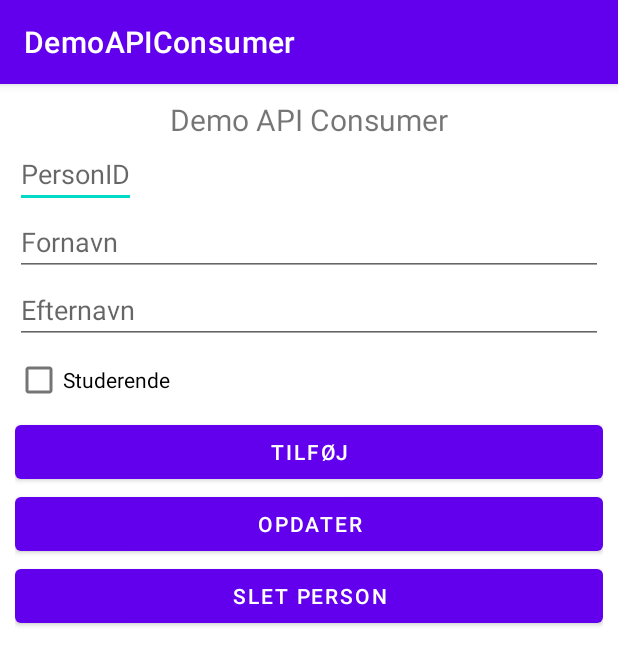
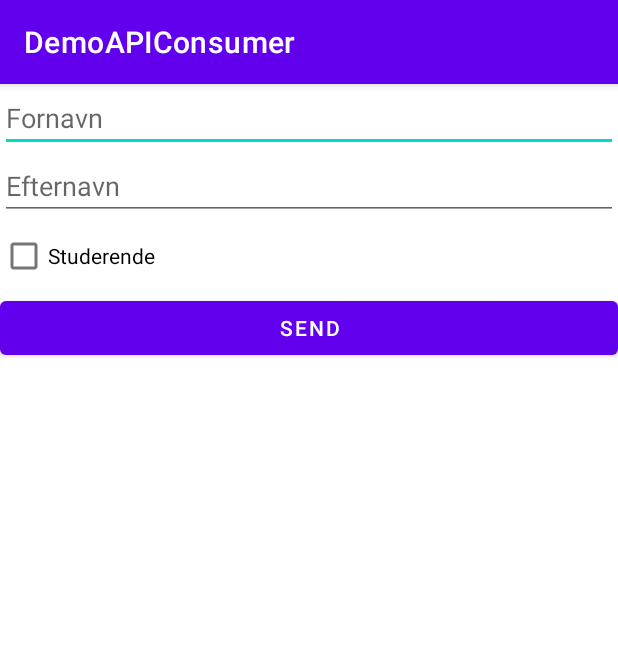
Before and after one commit to psl-tec-dk/DemoAPIConsumer, an Android app: the screen it shows after launch (MainActivity before the commit, AddActivity after it), after a tap on "TILFØJ", on a phone screen of 412 x 824 dp. Shown: the top 665 px of the screen. Run offline under Robolectric (Android 15) with nearby library versions, the phone set to English and light mode, and no system bars; our stand-ins replace Volley; network calls fail.

Commit message:
Finished Crud

```diff
--- a/app/build.gradle
+++ b/app/build.gradle
@@ -28,6 +28,7 @@ android {
 }
 
 dependencies {
+    implementation 'com.google.code.gson:gson:2.9.0'
     implementation 'com.android.volley:volley:1.2.1'
     implementation 'androidx.appcompat:appcompat:1.4.1'
     implementation 'com.google.android.material:material:1.6.0'
--- /dev/null
+++ b/app/src/main/java/tec/psl/demoapiconsumer/AddActivity.java
@@ -0,0 +1,67 @@
+package tec.psl.demoapiconsumer;
+
+import androidx.appcompat.app.AppCompatActivity;
+
+import android.os.Bundle;
+import android.util.Log;
+import android.view.View;
+import android.widget.Button;
+import android.widget.CheckBox;
+import android.widget.EditText;
+
+import org.json.JSONArray;
+import org.json.JSONException;
+import org.json.JSONObject;
+
+import tec.psl.demoapiconsumer.DataService.DataListener;
+import tec.psl.demoapiconsumer.DataService.Dataservice;
+
+public class AddActivity extends AppCompatActivity {
+
+    private EditText etFirstName, etLastName;
+    private CheckBox chkStudent;
+    private Button btnSend;
+
+    @Override
+    protected void onCreate(Bundle savedInstanceState) {
+        super.onCreate(savedInstanceState);
+        setContentView(R.layout.activity_add);
+
+        etFirstName = findViewById(R.id.etFirstName);
+        etLastName = findViewById(R.id.etLastName);
+        chkStudent = findViewById(R.id.chkStudent);
+        btnSend = findViewById(R.id.btnSend);
+        Dataservice dataservice = new Dataservice(this);
+
+        btnSend.setOnClickListener(new View.OnClickListener() {
+            @Override
+            public void onClick(View view) {
+                JSONObject json = new JSONObject();
+                try {
+                    json.put("firstName", etFirstName.getText().toString());
+                    json.put("lastName", etLastName.getText().toString());
+                    json.put("student", chkStudent.isChecked());
+                    dataservice.registerPerson(json, new DataListener() {
+                        @Override
+                        public void onDataReady(JSONArray jsonArray) { }
+
+                        @Override
+                        public void onDataReady(JSONObject jsonObject) {
+                            setResult(Constants.RESULT_ADD);
+                            finish();
+                        }
+
+                        @Override
+                        public void onFailure(String err) {
+                            Log.d("PSL_LOG", err);
+                        }
+                    });
+                }
+                catch (JSONException e) {
+                    Log.d("PSL_LOG", e.getMessage());
+                }
+            }
+        });
+
+    }
+}
--- /dev/null
+++ b/app/src/main/java/tec/psl/demoapiconsumer/Constants.java
@@ -0,0 +1,6 @@
+package tec.psl.demoapiconsumer;
+
+public class Constants {
+    public static final int RESULT_ADD = 100;
+    public static final int RESULT_EDIT = 200;
+}
--- a/app/src/main/java/tec/psl/demoapiconsumer/MainActivity.java
+++ b/app/src/main/java/tec/psl/demoapiconsumer/MainActivity.java
@@ -1,29 +1,42 @@
 package tec.psl.demoapiconsumer;
 
+import androidx.activity.result.ActivityResult;
+import androidx.activity.result.ActivityResultCallback;
+import androidx.activity.result.ActivityResultLauncher;
+import androidx.activity.result.contract.ActivityResultContracts;
 import androidx.appcompat.app.AppCompatActivity;
 
+import android.content.Intent;
 import android.os.Bundle;
 import android.util.Log;
 import android.view.View;
+import android.widget.AdapterView;
+import android.widget.ArrayAdapter;
 import android.widget.Button;
 import android.widget.CheckBox;
 import android.widget.EditText;
+import android.widget.ListView;
 import android.widget.TextView;
+
+import com.google.gson.Gson;
 
 import org.json.JSONArray;
 import org.json.JSONException;
 import org.json.JSONObject;
 
+import java.util.ArrayList;
+
 import tec.psl.demoapiconsumer.DataService.DataListener;
 import tec.psl.demoapiconsumer.DataService.Dataservice;
+import tec.psl.demoapiconsumer.Models.PersonModel;
 
 public class MainActivity extends AppCompatActivity {
 
     private TextView txtData;
-    private EditText etFirstName, etLastName, etPersId;
-    private CheckBox chkStudent;
-    private Button btnAddPerson, btnUpdatePerson, btnDeletePerson;
+
+    private Button btnAddPerson;
     private Dataservice dataservice;
+    private ListView lstPersons;
 
     @Override
     protected void onCreate(Bundle savedInstanceState) {
@@ -31,111 +44,74 @@ public class MainActivity extends AppCompatActivity {
         setContentView(R.layout.activity_main);
 
         txtData = findViewById(R.id.txtData);
-        etFirstName = findViewById(R.id.etFirstName);
-        etLastName = findViewById(R.id.etLastName);
-        etPersId = findViewById(R.id.etPersId);
-        chkStudent = findViewById(R.id.chkStudent);
+
         btnAddPerson = findViewById(R.id.btnAddPerson);
-        btnUpdatePerson = findViewById(R.id.btnUpdatePerson);
-        btnDeletePerson = findViewById(R.id.btnDeletePerson);
 
-        dataservice = new Dataservice(this);
+        lstPersons = findViewById(R.id.lstPersons);
 
-        btnDeletePerson.setOnClickListener(new View.OnClickListener() {
-            @Override
-            public void onClick(View view) {
-                int persId = Integer.parseInt(etPersId.getText().toString());
-                dataservice.deletePerson(persId, new DataListener() {
+        Gson gson = new Gson();
+        ArrayList<PersonModel> personModels = new ArrayList<>();
+        ArrayList<String> personListStr = new ArrayList<>();
+
+        ActivityResultLauncher launcher = registerForActivityResult(
+                new ActivityResultContracts.StartActivityForResult(),
+                new ActivityResultCallback<ActivityResult>() {
                     @Override
-                    public void onDataReady(JSONArray jsonArray) { }
-
-                    @Override
-                    public void onDataReady(JSONObject jsonObject) {
-                        recreate();
-                    }
-
-                    @Override
-                    public void onFailure(String err) {
-                        txtData.setText(err);
+                    public void onActivityResult(ActivityResult result) {
+                        if(result.getResultCode() == Constants.RESULT_EDIT || result.getResultCode() == Constants.RESULT_ADD) {
+                            recreate();
+                        }
                     }
                 });
-            }
-        });
-
-        btnUpdatePerson.setOnClickListener(new View.OnClickListener() {
-            @Override
-            public void onClick(View view) {
-                JSONObject json = new JSONObject();
-                try {
-                    json.put("persId", Integer.parseInt(etPersId.getText().toString()));
-                    json.put("firstName", etFirstName.getText().toString());
-                    json.put("lastName", etLastName.getText().toString());
-                    json.put("student", chkStudent.isChecked());
-                    dataservice.updatePerson(json, new DataListener() {
-                        @Override
-                        public void onDataReady(JSONArray jsonArray) { }
-
-                        @Override
-                        public void onDataReady(JSONObject jsonObject) {
-                            recreate();
-                        }
-
-                        @Override
-                        public void onFailure(String err) {
-                            txtData.setText(err);
-                        }
-                    });
-                }
-                catch (JSONException e) {
-                    e.printStackTrace();
-                }
-            }
-        });
 
         btnAddPerson.setOnClickListener(new View.OnClickListener() {
             @Override
             public void onClick(View view) {
-                JSONObject json = new JSONObject();
-                try {
-                    json.put("firstName", etFirstName.getText().toString());
-                    json.put("lastName", etLastName.getText().toString());
-                    json.put("student", chkStudent.isChecked());
-                    dataservice.registerPerson(json, new DataListener() {
-                        @Override
-                        public void onDataReady(JSONArray jsonArray) { }
-
-                        @Override
-                        public void onDataReady(JSONObject jsonObject) {
-                            etFirstName.getText().clear();
-                            etLastName.getText().clear();
-                            chkStudent.setChecked(false);
-                            recreate();
-                        }
-
-                        @Override
-                        public void onFailure(String err) {
-                            txtData.setText(err);
-                        }
-                    });
-                }
-                catch (JSONException e) {
-                    Log.d("PSL_LOG", e.getMessage());
-                }
+                Intent intent = new Intent(MainActivity.this, AddActivity.class);
+                launcher.launch(intent);
             }
         });
+
+        lstPersons.setOnItemClickListener(new AdapterView.OnItemClickListener() {
+            @Override
+            public void onItemClick(AdapterView<?> adapterView, View view, int position, long l) {
+                Intent intent = new Intent(MainActivity.this, EditActivity.class);
+                intent.putExtra("personData", gson.toJson(personModels.get(position)));
+                launcher.launch(intent);
+            }
+        });
+
+        ArrayAdapter<String> adapter = new ArrayAdapter<>(
+                this,
+                android.R.layout.simple_list_item_1,
+                personListStr
+        );
+
+        lstPersons.setAdapter(adapter);
+
+        dataservice = new Dataservice(this);
+
+
+
 
         dataservice.getAllPersons(new DataListener() {
             @Override
             public void onDataReady(JSONArray jsonArray) {
-                for(int i = 0; i < jsonArray.length(); i++){
+                for(int i = 0; i < jsonArray.length(); i++) {
                     try {
                         JSONObject json = jsonArray.getJSONObject(i);
-                        txtData.append(json.getString("firstName") + " " +json.getString("lastName") + "\n");
+                        PersonModel p = new PersonModel();
+                        p = gson.fromJson(json.toString(), PersonModel.class);
+                        personModels.add(p);
+                        String stud = json.getBoolean("student") ? "ja" : "nej";
+                        personListStr.add(json.getString("firstName") + " " + json.getString("lastName") + " | stud " + stud);
+                        //txtData.append(json.getString("firstName") + " " + json.getString("lastName") + "\n");
                     }
                     catch (JSONException e) {
                         Log.d("PSL_LOG", e.getMessage());
                     }
                 }
+                adapter.notifyDataSetChanged();
             }
 
             @Override
--- /dev/null
+++ b/app/src/main/res/layout/activity_add.xml
@@ -0,0 +1,34 @@
+<?xml version="1.0" encoding="utf-8"?>
+<LinearLayout xmlns:android="http://schemas.android.com/apk/res/android"
+    xmlns:app="http://schemas.android.com/apk/res-auto"
+    xmlns:tools="http://schemas.android.com/tools"
+    android:layout_width="match_parent"
+    android:layout_height="match_parent"
+    android:orientation="vertical"
+    tools:context=".AddActivity">
+
+    <EditText
+        android:id="@+id/etFirstName"
+        android:layout_width="match_parent"
+        android:layout_height="wrap_content"
+        android:hint="Fornavn" />
+
+    <EditText
+        android:id="@+id/etLastName"
+        android:layout_width="match_parent"
+        android:layout_height="wrap_content"
+        android:hint="Efternavn" />
+
+    <CheckBox
+        android:id="@+id/chkStudent"
+        android:layout_width="wrap_content"
+        android:layout_height="wrap_content"
+        android:text="Studerende" />
+
+    <Button
+        android:id="@+id/btnSend"
+        android:layout_width="match_parent"
+        android:layout_height="wrap_content"
+        android:text="Send"/>
+
+</LinearLayout>
--- a/app/src/main/res/layout/activity_main.xml
+++ b/app/src/main/res/layout/activity_main.xml
@@ -15,51 +15,13 @@
         android:text="Demo API Consumer"
         android:textSize="20sp" />
 
-    <EditText
-        android:id="@+id/etPersId"
-        android:layout_width="wrap_content"
-        android:layout_height="wrap_content"
-        android:hint="PersonID"
-        android:inputType="number"/>
 
-
-    <EditText
-        android:id="@+id/etFirstName"
-        android:layout_width="match_parent"
-        android:layout_height="wrap_content"
-        android:hint="Fornavn" />
-
-    <EditText
-        android:id="@+id/etLastName"
-        android:layout_width="match_parent"
-        android:layout_height="wrap_content"
-        android:hint="Efternavn" />
-
-    <CheckBox
-        android:id="@+id/chkStudent"
-        android:layout_width="wrap_content"
-        android:layout_height="wrap_content"
-        android:text="Studerende" />
 
     <Button
         android:id="@+id/btnAddPerson"
         android:layout_width="match_parent"
         android:layout_height="wrap_content"
         android:text="Tilføj" />
-    <Button
-        android:id="@+id/btnUpdatePerson"
-        android:layout_width="match_parent"
-        android:layout_height="wrap_content"
-        android:text="opdater" />
-    <Button
-        android:id="@+id/btnDeletePerson"
-        android:layout_width="match_parent"
-        android:layout_height="wrap_content"
-        android:text="Slet person" />
-
-    <ScrollView
-        android:layout_width="match_parent"
-        android:layout_height="wrap_content">
 
         <TextView
             android:id="@+id/txtData"
@@ -68,6 +30,9 @@
             android:layout_marginTop="28dp"
             android:textSize="20sp" />
 
-    </ScrollView>
+        <ListView
+            android:id="@+id/lstPersons"
+            android:layout_width="match_parent"
+            android:layout_height="wrap_content"/>
 
 </LinearLayout>
```
Also changed, not shown: app/src/main/AndroidManifest.xml (+8 -2 lines), app/src/main/java/tec/psl/demoapiconsumer/EditActivity.java (added, +120 -0 lines), app/src/main/res/layout/activity_edit.xml (added, +51 -0 lines).
